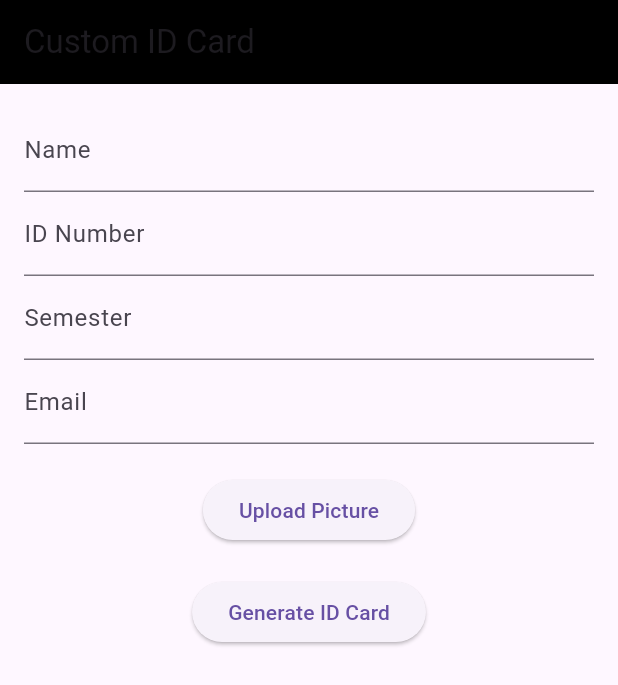
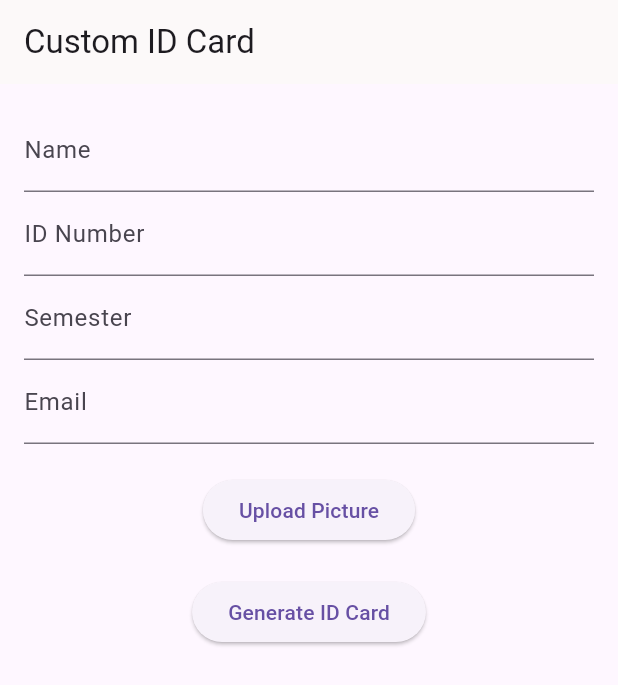
Before and after one commit to Mustazir/Virtual-ID-Card, a Flutter app: the screen it shows after launch, on a phone screen of 412 x 824 dp. Shown: the top 685 px of the screen. Run offline on Flutter 3.47's test engine with Material 3 defaults, Android fonts, the phone set to English and light mode, and no system bars; missing offline and left inert: dart:html.

Commit message:
Readme Update

```diff
--- a/lib/main.dart
+++ b/lib/main.dart
@@ -54,7 +54,7 @@ class _IDCardFormState extends State<IDCardForm> {
     return Scaffold(
       appBar: AppBar(
         title: const Text('Custom ID Card'),
-        backgroundColor: Colors.black,
+        backgroundColor: const Color.fromARGB(255, 252, 249, 249),
       ),
       body: SingleChildScrollView(
         padding: const EdgeInsets.all(16.0),
```
Also changed, not shown: 1 other file.
